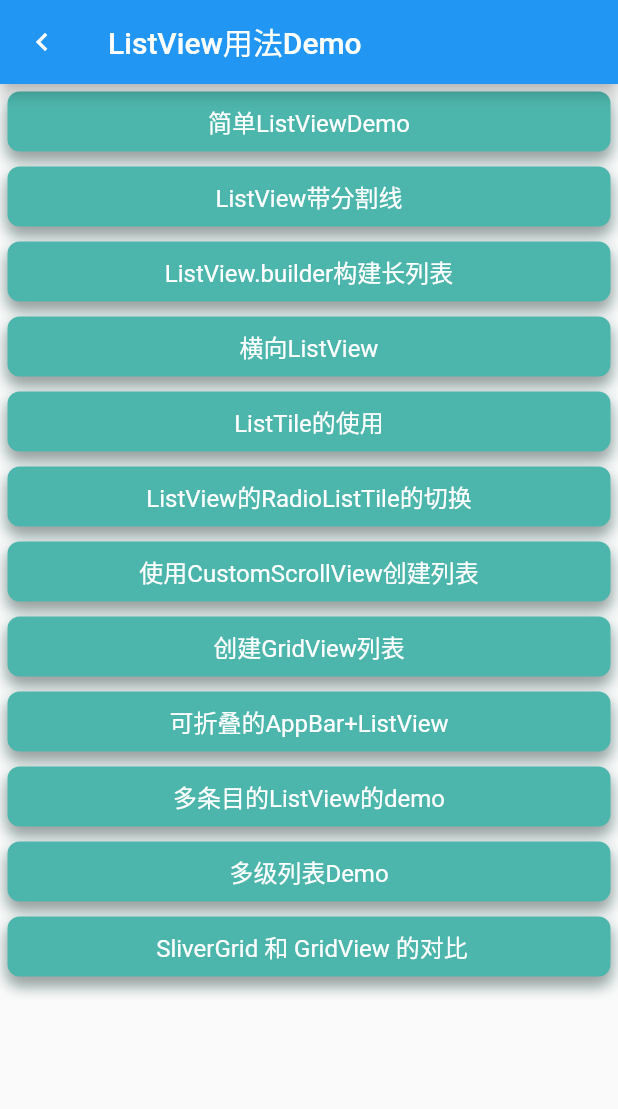
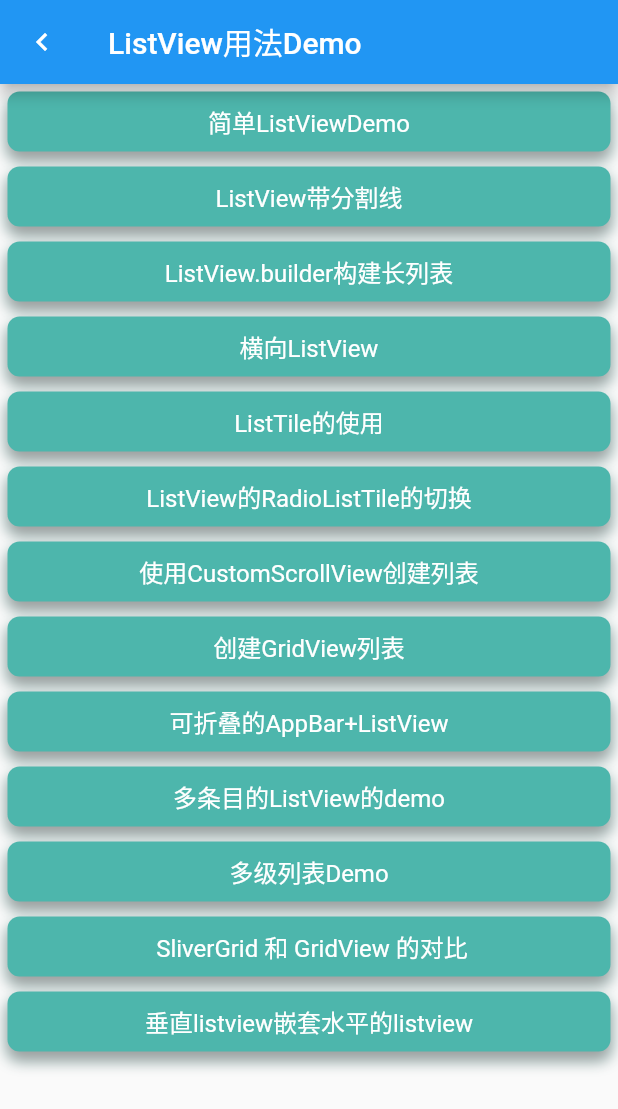
Before and after one commit to AweiLoveAndroid/Flutter-learning, a Flutter app: the ListViewDemos screen opened directly, on a phone screen of 412 x 824 dp. Shown: the top 1109 px of the screen. Run offline on Flutter 3.47's test engine with Material 2 defaults, Android fonts, the phone set to English and light mode, and no system bars; our stand-ins replace fluttertoast; missing offline and left inert: flutter_logger.

Commit message:
Update list_demo.dart

```diff
--- a/projects/flutter-demo/lib/all_samples/list/list_demo.dart
+++ b/projects/flutter-demo/lib/all_samples/list/list_demo.dart
@@ -13,6 +13,7 @@ import 'listview_radio_listtitle.dart';
 import 'listview_simple.dart';
 import 'listview_sliver.dart';
 import 'sliver_vs_grid.dart';
+import 'vertical_list_nested_horizontal_list.dart';
 
 class ListViewDemos extends StatelessWidget {
   @override
@@ -42,6 +43,8 @@ class ListViewDemos extends StatelessWidget {
           buildContents('多级列表Demo'), context, new ListViewMultiLevelDemo()),
       buildClicks(buildContents(' SliverGrid 和 GridView 的对比'), context,
           new SliverGridVSGridView()),
+      buildClicks(buildContents('垂直listview嵌套水平的listview'), context,
+          new ListViewNestedDemo()),
       new Text(''),
     ];
 
```
